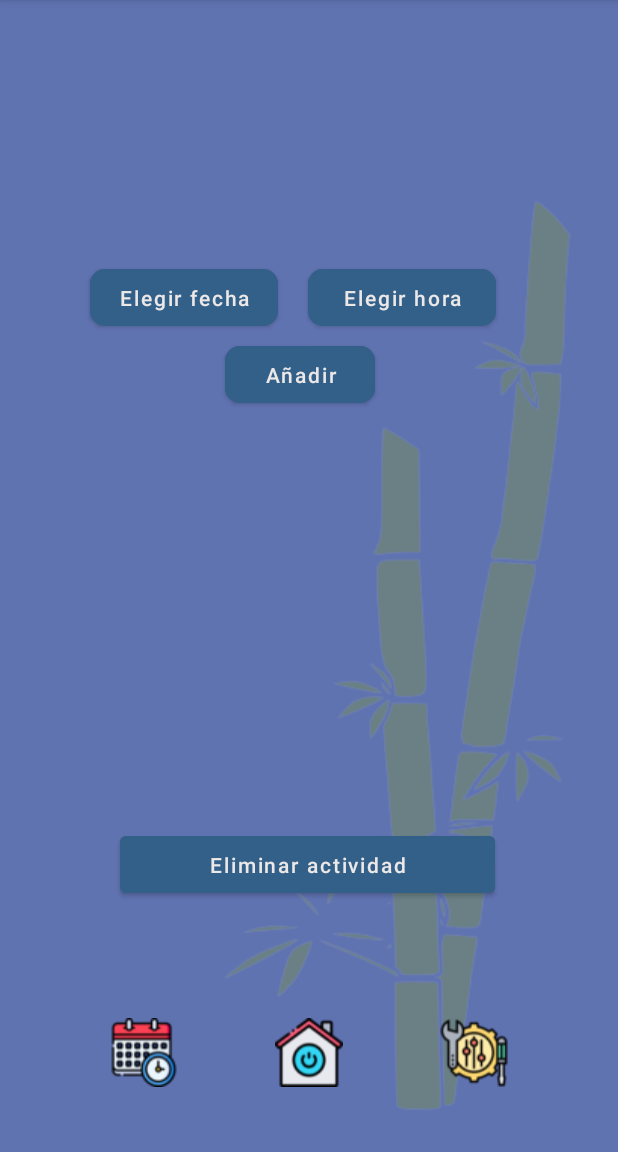
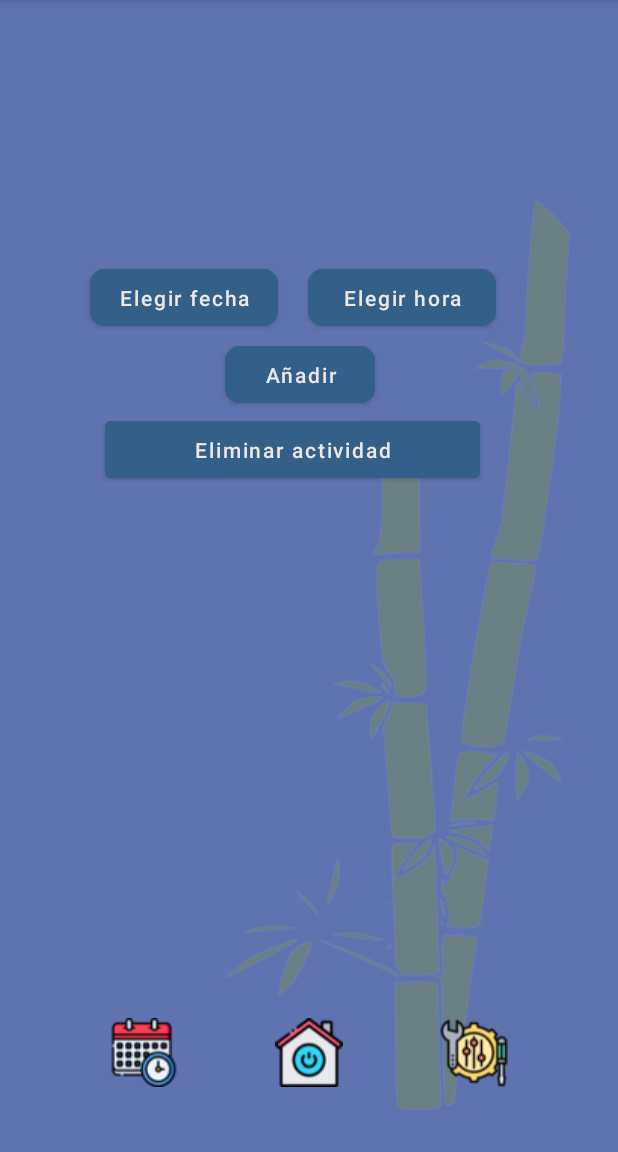
Before and after one commit to anastasia-evil/sinensis_app, an Android app: the activity_actividadLista screen opened directly, with no data from a screen before it, on a phone screen of 412 x 824 dp, the part 84-1236 px from its top. Run offline under Robolectric (Android 15) with nearby library versions, the phone set to English and light mode, and no system bars.

Commit message:
cositas nuevas

```diff
--- a/app/src/main/res/layout/activity_actividad_lista.xml
+++ b/app/src/main/res/layout/activity_actividad_lista.xml
@@ -89,11 +89,6 @@
                 android:text="Añadir"
                 android:textAllCaps="false"
                 app:cornerRadius="10dp" />
-
-
-        </LinearLayout>
-    </ScrollView>
-
             <Button
                 android:id="@+id/boton_eliminar"
                 android:layout_width="250dp"
@@ -101,12 +96,18 @@
                 android:backgroundTint="@color/botones"
                 android:textAllCaps="false"
                 android:text="Eliminar actividad"
+                android:layout_marginStart="40dp"
                 app:layout_constraintBottom_toBottomOf="parent"
                 app:layout_constraintEnd_toEndOf="parent"
-        app:layout_constraintHorizontal_bias="0.495"
+                app:layout_constraintHorizontal_bias="0.5"
                 app:layout_constraintStart_toStartOf="parent"
                 app:layout_constraintTop_toTopOf="parent"
                 app:layout_constraintVertical_bias="0.768"/>
+
+
+        </LinearLayout>
+    </ScrollView>
+
 
     <ImageButton
         android:id="@+id/calendario"
```
Lines whose indentation alone changed are shown as unchanged.
